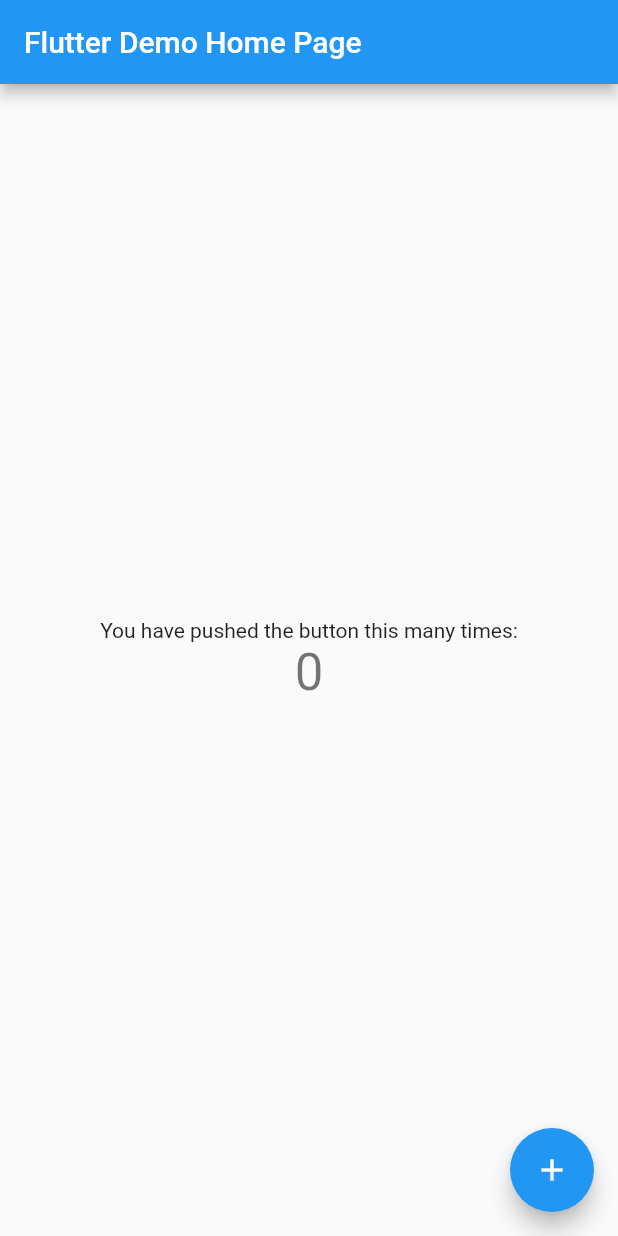
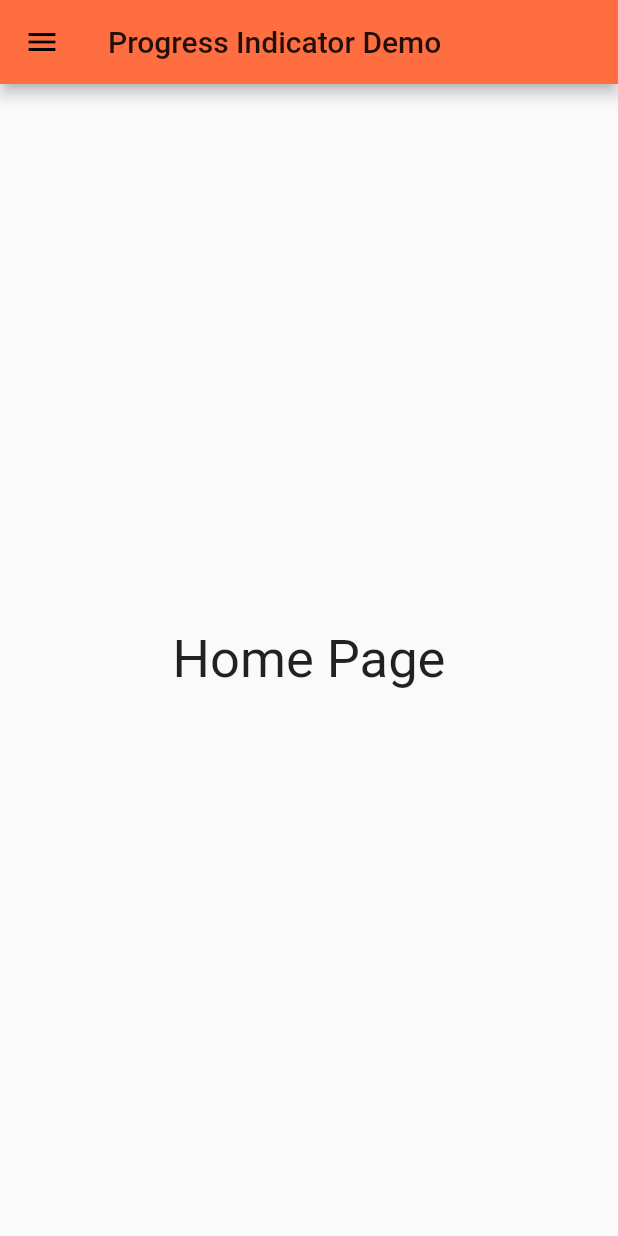
Before and after one commit to jebright/flutter_progress_dlg, a Flutter app: the screen it shows after launch, on a phone screen of 412 x 824 dp. Run offline on Flutter 3.47's test engine with Material 2 defaults, Android fonts, the phone set to English and light mode, and no system bars.

Commit message:
Final version for demo

```diff
--- a/lib/main.dart
+++ b/lib/main.dart
@@ -1,109 +1,56 @@
 import 'package:flutter/material.dart';
+import 'settings.dart';
 
 void main() => runApp(new MyApp());
 
 class MyApp extends StatelessWidget {
-  // This widget is the root of your application.
   @override
   Widget build(BuildContext context) {
     return new MaterialApp(
-      title: 'Flutter Demo',
+      title: 'Flutter Progress Indicator Demo',
       theme: new ThemeData(
-        // This is the theme of your application.
-        //
-        // Try running your application with "flutter run". You'll see the
-        // application has a blue toolbar. Then, without quitting the app, try
-        // changing the primarySwatch below to Colors.green and then invoke
-        // "hot reload" (press "r" in the console where you ran "flutter run",
-        // or press Run > Flutter Hot Reload in IntelliJ). Notice that the
-        // counter didn't reset back to zero; the application is not restarted.
-        primarySwatch: Colors.blue,
+        primarySwatch: Colors.orange,
       ),
-      home: new MyHomePage(title: 'Flutter Demo Home Page'),
+      home: new MyHomePage(),
     );
   }
 }
 
 class MyHomePage extends StatefulWidget {
-  MyHomePage({Key key, this.title}) : super(key: key);
-
-  // This widget is the home page of your application. It is stateful, meaning
-  // that it has a State object (defined below) that contains fields that affect
-  // how it looks.
-
-  // This class is the configuration for the state. It holds the values (in this
-  // case the title) provided by the parent (in this case the App widget) and
-  // used by the build method of the State. Fields in a Widget subclass are
-  // always marked "final".
-
-  final String title;
-
   @override
   _MyHomePageState createState() => new _MyHomePageState();
 }
 
 class _MyHomePageState extends State<MyHomePage> {
-  int _counter = 0;
-
-  void _incrementCounter() {
-    setState(() {
-      // This call to setState tells the Flutter framework that something has
-      // changed in this State, which causes it to rerun the build method below
-      // so that the display can reflect the updated values. If we changed
-      // _counter without calling setState(), then the build method would not be
-      // called again, and so nothing would appear to happen.
-      _counter++;
-    });
-  }
-
   @override
   Widget build(BuildContext context) {
-    // This method is rerun every time setState is called, for instance as done
-    // by the _incrementCounter method above.
-    //
-    // The Flutter framework has been optimized to make rerunning build methods
-    // fast, so that you can just rebuild anything that needs updating rather
-    // than having to individually change instances of widgets.
     return new Scaffold(
         appBar: new AppBar(
-        // Here we take the value from the MyHomePage object that was created by
-        // the App.build method, and use it to set our appbar title.
-        title: new Text(widget.title),
+          title: new Text("Progress Indicator Demo"),
+          backgroundColor: Colors.deepOrangeAccent,
         ),
-      body: new Center(
-        // Center is a layout widget. It takes a single child and positions it
-        // in the middle of the parent.
-        child: new Column(
-          // Column is also layout widget. It takes a list of children and
-          // arranges them vertically. By default, it sizes itself to fit its
-          // children horizontally, and tries to be as tall as its parent.
-          //
-          // Invoke "debug paint" (press "p" in the console where you ran
-          // "flutter run", or select "Toggle Debug Paint" from the Flutter tool
-          // window in IntelliJ) to see the wireframe for each widget.
-          //
-          // Column has various properties to control how it sizes itself and
-          // how it positions its children. Here we use mainAxisAlignment to
-          // center the children vertically; the main axis here is the vertical
-          // axis because Columns are vertical (the cross axis would be
-          // horizontal).
-          mainAxisAlignment: MainAxisAlignment.center,
+        drawer: new Drawer(
+          child: new ListView(
             children: <Widget>[
-            new Text(
-              'You have pushed the button this many times:',
+              new ListTile(
+                title: new Text("WELCOME"),
               ),
-            new Text(
-              '$_counter',
-              style: Theme.of(context).textTheme.display1,
-            ),
+              new Divider(),
+              new ListTile(
+                  title: new Text("Settings"),
+                  trailing: new Icon(Icons.settings),
+                  onTap: () {
+                    Navigator.of(context).pop();
+                    Navigator.push(
+                        context,
+                        new MaterialPageRoute(
+                            builder: (context) => new SettingsPage()));
+                  }),
             ],
           ),
         ),
-      floatingActionButton: new FloatingActionButton(
-        onPressed: _incrementCounter,
-        tooltip: 'Increment',
-        child: new Icon(Icons.add),
-      ), // This trailing comma makes auto-formatting nicer for build methods.
-    );
+        body: new Center(
+          child: new Text("Home Page", style: new TextStyle(fontSize: 35.0)),
+        ));
   }
 }
```
Also changed, not shown: lib/settings.dart (added, +117 -0 lines). Lines whose indentation alone changed are shown as unchanged.
